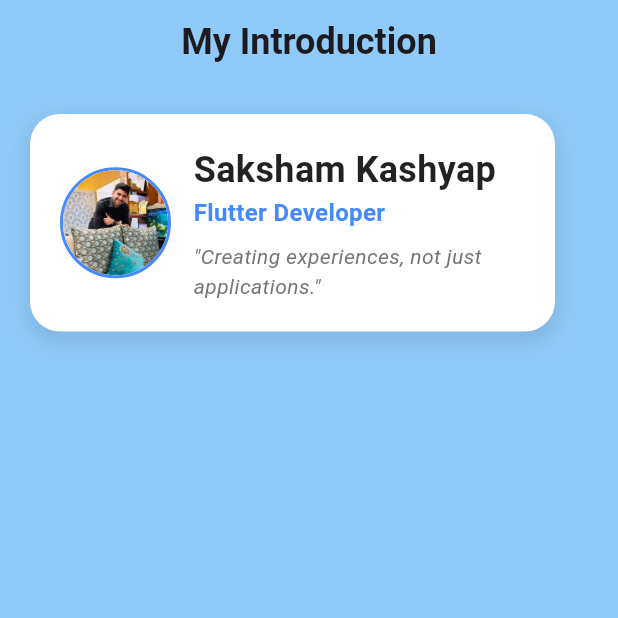
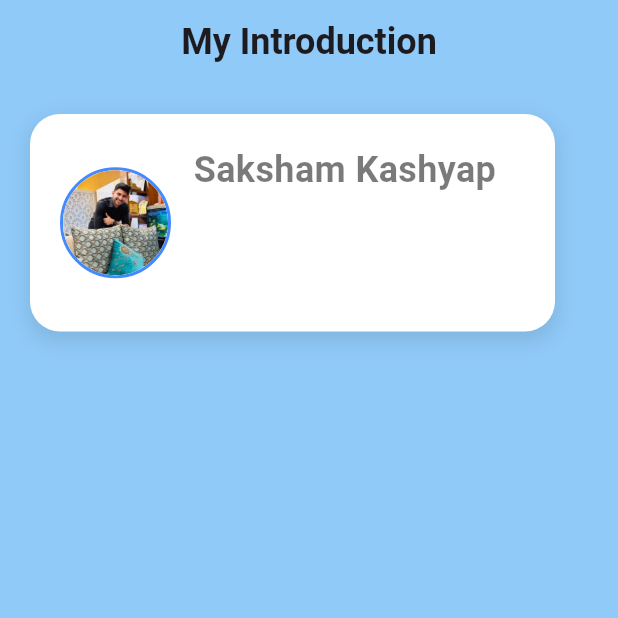
Before and after one commit to Ecocoder0711/my_intro_card, a Flutter app: the first screen one second after launch, on a phone screen of 412 x 824 dp, the top half of it. Run offline on Flutter 3.47's test engine with Material 3 defaults, Android fonts, the phone set to English and light mode, and no system bars; drawn by our look-alikes of animated_text_kit.

Commit message:
Implement animated visibility for profile image, name, role, and quote in IntroScreen

```diff
--- a/lib/screen/home_screen.dart
+++ b/lib/screen/home_screen.dart
@@ -9,6 +9,29 @@ class IntroScreen extends StatefulWidget {
 }
 
 class _IntroScreenState extends State<IntroScreen> {
+  bool _showImage = false;
+  bool _showName = false;
+  bool _showRole = false;
+  bool _showQuote = false;
+
+  @override
+  void initState() {
+    super.initState();
+    // A sequence of delays to trigger animations one by one
+    Future.delayed(const Duration(milliseconds: 300), () {
+      if (mounted) setState(() => _showImage = true);
+    });
+    Future.delayed(const Duration(milliseconds: 600), () {
+      if (mounted) setState(() => _showName = true);
+    });
+    Future.delayed(const Duration(milliseconds: 900), () {
+      if (mounted) setState(() => _showRole = true);
+    });
+    Future.delayed(const Duration(milliseconds: 1200), () {
+      if (mounted) setState(() => _showQuote = true);
+    });
+  }
+
   @override
   Widget build(BuildContext context) {
     return Scaffold(
@@ -43,7 +66,10 @@ class _IntroScreenState extends State<IntroScreen> {
         child: Row(
           children: [
             // 1. Left Side: Profile picture
-            Container(
+            AnimatedOpacity(
+              opacity: _showImage ? 1.0 : 0.0,
+              duration: const Duration(milliseconds: 500),
+              child: Container(
                 decoration: BoxDecoration(
                   shape: BoxShape.circle,
                   border: Border.all(color: Colors.blueAccent, width: 2),
@@ -55,7 +81,9 @@ class _IntroScreenState extends State<IntroScreen> {
                   ),
                 ),
               ),
+            ),
             const SizedBox(width: 15), // Spacing between image and text.
+
             // 2. Right Side: Text Information (column)
             Expanded(
               child: Column(
@@ -63,7 +91,10 @@ class _IntroScreenState extends State<IntroScreen> {
                 crossAxisAlignment: CrossAxisAlignment.start,
                 children: [
                   // Name
-                  const Text(
+                  AnimatedOpacity(
+                    opacity: _showName ? 1.0 : 0.0,
+                    duration: const Duration(milliseconds: 500),
+                    child: const Text(
                       'Saksham Kashyap',
                       style: TextStyle(
                         fontSize: 24,
@@ -71,8 +102,12 @@ class _IntroScreenState extends State<IntroScreen> {
                         color: Colors.black87,
                       ),
                     ),
+                  ),
                   // Role/Title
-                  const Text(
+                  AnimatedOpacity(
+                    opacity: _showRole ? 1.0 : 0.0,
+                    duration: const Duration(milliseconds: 500),
+                    child: const Text(
                       'Flutter Developer',
                       style: TextStyle(
                         fontSize: 16,
@@ -80,9 +115,13 @@ class _IntroScreenState extends State<IntroScreen> {
                         fontWeight: FontWeight.w600,
                       ),
                     ),
+                  ),
                   const SizedBox(height: 8),
                   // Description/quote
-                  AnimatedTextKit(
+                  AnimatedOpacity(
+                    opacity: _showQuote ? 1.0 : 0.0,
+                    duration: const Duration(milliseconds: 500),
+                    child: AnimatedTextKit(
                       animatedTexts: [
                         TypewriterAnimatedText(
                           '"Creating experiences, not just applications."',
@@ -98,6 +137,7 @@ class _IntroScreenState extends State<IntroScreen> {
                       pause: const Duration(milliseconds: 1000),
                       displayFullTextOnTap: true,
                     ),
+                  ),
                 ],
               ),
             ),
```
Lines whose indentation alone changed are shown as unchanged.
